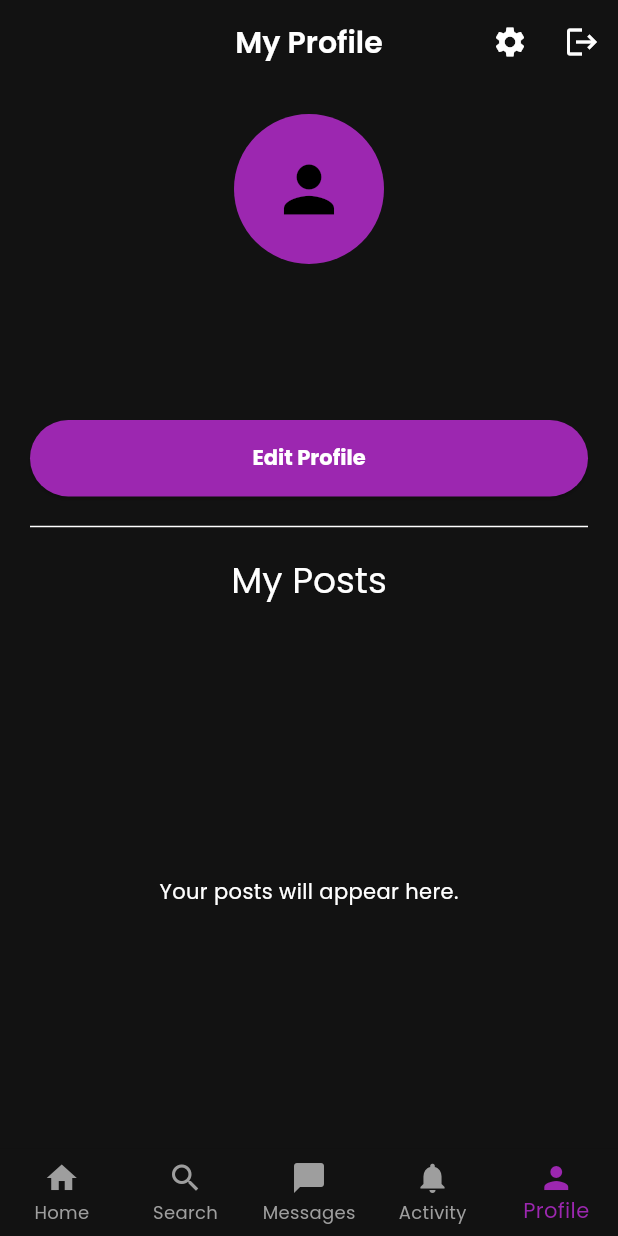
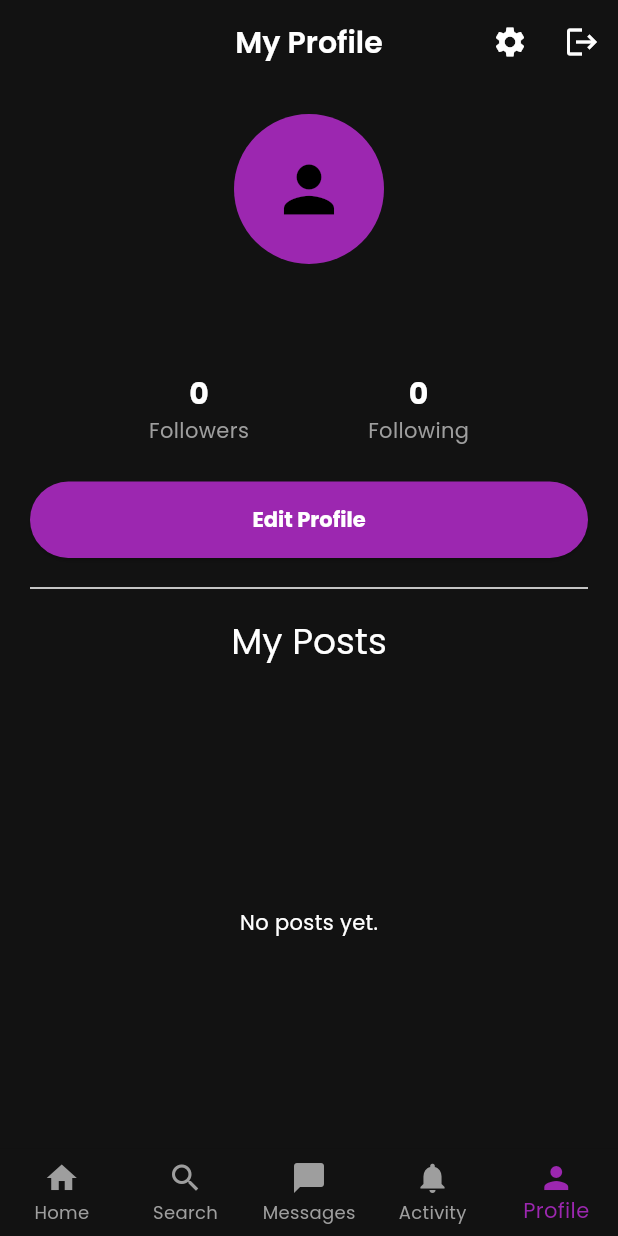
Before and after one commit to Sajeelsahil1/Connect-Social-App, a Flutter app: the screen it shows once a user with an empty profile is signed in, item 5 of the bottom bar chosen, after a tap on the "logout" icon, on a phone screen of 412 x 824 dp. Run offline on Flutter 3.47's test engine with Material 3 defaults, Android fonts, the phone set to English and light mode, and no system bars; our stand-ins replace cloud_firestore, firebase_auth, firebase_core, firebase_messaging, google_fonts, image_picker and 1 more; missing offline and left inert: cloudinary_public; accounts and stored records are empty.

Commit message:
Added User Follow system and fixed Feed navigation

```diff
--- /dev/null
+++ b/lib/follow_service.dart
@@ -0,0 +1,81 @@
+import 'package:cloud_firestore/cloud_firestore.dart';
+import 'package:firebase_auth/firebase_auth.dart';
+
+class FollowService {
+  final FirebaseFirestore _db = FirebaseFirestore.instance;
+  final FirebaseAuth _auth = FirebaseAuth.instance;
+
+  // Follow a user
+  Future<void> followUser(String targetUserId) async {
+    final currentUserId = _auth.currentUser!.uid;
+
+    // 1. Add targetUser to my 'following' collection
+    await _db
+        .collection('users')
+        .doc(currentUserId)
+        .collection('following')
+        .doc(targetUserId)
+        .set({'timestamp': FieldValue.serverTimestamp()});
+
+    // 2. Add me to targetUser's 'followers' collection
+    await _db
+        .collection('users')
+        .doc(targetUserId)
+        .collection('followers')
+        .doc(currentUserId)
+        .set({'timestamp': FieldValue.serverTimestamp()});
+  }
+
+  // Unfollow a user
+  Future<void> unfollowUser(String targetUserId) async {
+    final currentUserId = _auth.currentUser!.uid;
+
+    // 1. Remove targetUser from my 'following' collection
+    await _db
+        .collection('users')
+        .doc(currentUserId)
+        .collection('following')
+        .doc(targetUserId)
+        .delete();
+
+    // 2. Remove me from targetUser's 'followers' collection
+    await _db
+        .collection('users')
+        .doc(targetUserId)
+        .collection('followers')
+        .doc(currentUserId)
+        .delete();
+  }
+
+  // --- NEW: REAL-TIME FOLLOW STATUS ---
+  Stream<bool> isFollowingStream(String targetUserId) {
+    final currentUserId = _auth.currentUser!.uid;
+    return _db
+        .collection('users')
+        .doc(currentUserId)
+        .collection('following')
+        .doc(targetUserId)
+        .snapshots()
+        .map((snapshot) => snapshot.exists);
+  }
+
+  // Get User's Follower Count (Real-time)
+  Stream<int> getFollowerCount(String userId) {
+    return _db
+        .collection('users')
+        .doc(userId)
+        .collection('followers')
+        .snapshots()
+        .map((snapshot) => snapshot.docs.length);
+  }
+
+  // Get User's Following Count (Real-time)
+  Stream<int> getFollowingCount(String userId) {
+    return _db
+        .collection('users')
+        .doc(userId)
+        .collection('following')
+        .snapshots()
+        .map((snapshot) => snapshot.docs.length);
+  }
+}
--- a/lib/profile_screen.dart
+++ b/lib/profile_screen.dart
@@ -2,7 +2,9 @@ import 'package:cloud_firestore/cloud_firestore.dart';
 import 'package:firebase_auth/firebase_auth.dart';
 import 'package:flutter/material.dart';
 import 'package:provider/provider.dart';
+import 'package:social_connect/chat_screen.dart';
 import 'package:social_connect/edit_profile_screen.dart';
+import 'package:social_connect/follow_service.dart';
 import 'package:social_connect/grid_post_tile.dart';
 import 'package:social_connect/post_card.dart';
 import 'package:social_connect/settings_provider.dart';
@@ -10,38 +12,55 @@ import 'package:social_connect/settings_screen.dart';
 import 'package:social_connect/theme.dart';
 
 class ProfileScreen extends StatefulWidget {
-  const ProfileScreen({super.key});
+  final String? uid; // If null, it loads the current logged-in user
+
+  const ProfileScreen({super.key, this.uid});
 
   @override
   State<ProfileScreen> createState() => _ProfileScreenState();
 }
 
 class _ProfileScreenState extends State<ProfileScreen> {
-  final String currentUserId = FirebaseAuth.instance.currentUser!.uid;
-  final User currentUser = FirebaseAuth.instance.currentUser!;
+  late String profileUserId;
+  late bool isMe;
+  final FollowService _followService = FollowService();
 
   @override
   void initState() {
     super.initState();
+    final currentUser = FirebaseAuth.instance.currentUser;
+
+    // 1. Determine whose profile we are looking at
+    if (widget.uid != null && widget.uid != currentUser!.uid) {
+      // Viewing someone else
+      profileUserId = widget.uid!;
+      isMe = false;
+    } else {
+      // Viewing myself
+      profileUserId = currentUser!.uid;
+      isMe = true;
       _checkAndCreateProfile();
     }
+  }
 
+  // Ensure my profile exists in database
   Future<void> _checkAndCreateProfile() async {
     final userDocRef =
-        FirebaseFirestore.instance.collection('users').doc(currentUserId);
+        FirebaseFirestore.instance.collection('users').doc(profileUserId);
     final doc = await userDocRef.get();
 
-    if (!doc.exists) {
+    if (!doc.exists && isMe) {
       try {
+        final currentUser = FirebaseAuth.instance.currentUser!;
         await userDocRef.set({
-          'uid': currentUserId,
+          'uid': profileUserId,
           'name': currentUser.displayName ?? 'New User',
           'bio': '',
           'profilePictureUrl': currentUser.photoURL ?? '',
           'email': currentUser.email ?? '',
         });
       } catch (e) {
-        // Error
+        print("Error creating profile: $e");
       }
     }
   }
@@ -50,11 +69,12 @@ class _ProfileScreenState extends State<ProfileScreen> {
   Widget build(BuildContext context) {
     return Scaffold(
         appBar: AppBar(
-          title: const Text('My Profile'),
+          title: Text(isMe ? 'My Profile' : 'Profile'),
           actions: [
+            // Only show Settings/Logout if it is MY profile
+            if (isMe) ...[
               IconButton(
                 icon: const Icon(Icons.settings),
-              tooltip: 'Settings',
                 onPressed: () {
                   Navigator.of(context).push(MaterialPageRoute(
                     builder: (context) => const SettingsScreen(),
@@ -63,30 +83,31 @@ class _ProfileScreenState extends State<ProfileScreen> {
               ),
               IconButton(
                 icon: const Icon(Icons.logout),
-              tooltip: 'Logout',
                 onPressed: () async {
                   await FirebaseAuth.instance.signOut();
                 },
               ),
+            ]
           ],
         ),
         body: StreamBuilder<DocumentSnapshot>(
           stream: FirebaseFirestore.instance
               .collection('users')
-              .doc(currentUserId)
+              .doc(profileUserId)
               .snapshots(),
           builder: (context, snapshot) {
             if (snapshot.connectionState == ConnectionState.waiting) {
               return const Center(child: CircularProgressIndicator());
             }
             if (!snapshot.hasData || !snapshot.data!.exists) {
-              return const Center(child: Text('Creating profile...'));
+              return const Center(child: Text('User not found'));
             }
 
+            // Get User Data
             Map<String, dynamic> userData =
                 snapshot.data!.data() as Map<String, dynamic>;
             String name = userData['name'] ?? 'No Name';
-            String bio = userData['bio'] ?? 'No Bio';
+            String bio = userData['bio'] ?? '';
             String profilePic = userData['profilePictureUrl'] ?? '';
 
             return NestedScrollView(
@@ -98,6 +119,7 @@ class _ProfileScreenState extends State<ProfileScreen> {
                       child: Column(
                         crossAxisAlignment: CrossAxisAlignment.center,
                         children: [
+                          // 1. Avatar
                           CircleAvatar(
                             radius: 50,
                             backgroundImage: profilePic.isNotEmpty
@@ -108,6 +130,8 @@ class _ProfileScreenState extends State<ProfileScreen> {
                                 : null,
                           ),
                           const SizedBox(height: 16),
+
+                          // 2. Name
                           Text(
                             name,
                             style: Theme.of(context)
@@ -115,6 +139,9 @@ class _ProfileScreenState extends State<ProfileScreen> {
                                 .headlineSmall
                                 ?.copyWith(fontWeight: FontWeight.bold),
                           ),
+
+                          // 3. Bio
+                          if (bio.isNotEmpty) ...[
                             const SizedBox(height: 8),
                             Text(
                               bio,
@@ -124,7 +151,28 @@ class _ProfileScreenState extends State<ProfileScreen> {
                                   ?.copyWith(color: subtitleColor),
                               textAlign: TextAlign.center,
                             ),
+                          ],
                           const SizedBox(height: 24),
+
+                          // 4. STATS ROW (Visible for EVERYONE now)
+                          Row(
+                            mainAxisAlignment: MainAxisAlignment.spaceEvenly,
+                            children: [
+                              _buildStatColumn(
+                                  "Followers",
+                                  _followService
+                                      .getFollowerCount(profileUserId)),
+                              _buildStatColumn(
+                                  "Following",
+                                  _followService
+                                      .getFollowingCount(profileUserId)),
+                            ],
+                          ),
+                          const SizedBox(height: 24),
+
+                          // 5. BUTTONS (Different for Me vs Others)
+                          if (isMe)
+                            // "Edit Profile" for ME
                             SizedBox(
                               width: double.infinity,
                               child: ElevatedButton(
@@ -136,10 +184,68 @@ class _ProfileScreenState extends State<ProfileScreen> {
                                 },
                                 child: const Text('Edit Profile'),
                               ),
+                            )
+                          else
+                            // "Follow" + "Message" for OTHERS
+                            Row(
+                              children: [
+                                // --- REAL-TIME FOLLOW BUTTON ---
+                                Expanded(
+                                  child: StreamBuilder<bool>(
+                                    stream: _followService
+                                        .isFollowingStream(profileUserId),
+                                    builder: (context, followSnapshot) {
+                                      // Default to false if loading
+                                      bool isFollowing =
+                                          followSnapshot.data ?? false;
+
+                                      return ElevatedButton(
+                                        onPressed: () {
+                                          if (isFollowing) {
+                                            _followService
+                                                .unfollowUser(profileUserId);
+                                          } else {
+                                            _followService
+                                                .followUser(profileUserId);
+                                          }
+                                        },
+                                        style: ElevatedButton.styleFrom(
+                                          backgroundColor: isFollowing
+                                              ? Colors.grey[800]
+                                              : Theme.of(context).primaryColor,
+                                          foregroundColor: Colors.white,
                                         ),
+                                        child: Text(isFollowing
+                                            ? "Unfollow"
+                                            : "Follow"),
+                                      );
+                                    },
+                                  ),
+                                ),
+                                const SizedBox(width: 10),
+                                Expanded(
+                                  child: OutlinedButton(
+                                    onPressed: () {
+                                      Navigator.push(
+                                        context,
+                                        MaterialPageRoute(
+                                          builder: (context) => ChatScreen(
+                                            recipientId: profileUserId,
+                                            recipientName: name,
+                                            recipientProfilePic: profilePic,
+                                          ),
+                                        ),
+                                      );
+                                    },
+                                    child: const Text("Message"),
+                                  ),
+                                ),
+                              ],
+                            ),
+
                           const Divider(height: 40),
                           Text(
-                            'My Posts',
+                            isMe ? 'My Posts' : "$name's Posts",
                             style: Theme.of(context).textTheme.headlineSmall,
                           ),
                         ],
@@ -151,20 +257,12 @@ class _ProfileScreenState extends State<ProfileScreen> {
               body: StreamBuilder<QuerySnapshot>(
                 stream: FirebaseFirestore.instance
                     .collection('posts')
-                    .where('uid', isEqualTo: currentUserId)
+                    .where('uid', isEqualTo: profileUserId)
                     .orderBy('timestamp', descending: true)
                     .snapshots(),
                 builder: (context, postSnapshot) {
                   if (postSnapshot.hasError) {
-                    return Center(
-                      child: Padding(
-                        padding: const EdgeInsets.all(20.0),
-                        child: Text(
-                          'Error: ${postSnapshot.error}',
-                          textAlign: TextAlign.center,
-                        ),
-                      ),
-                    );
+                    return Center(child: Text('Error: ${postSnapshot.error}'));
                   }
 
                   if (postSnapshot.connectionState == ConnectionState.waiting) {
@@ -175,7 +273,7 @@ class _ProfileScreenState extends State<ProfileScreen> {
                     return const Center(
                       child: Padding(
                         padding: EdgeInsets.all(16.0),
-                        child: Text('Your posts will appear here.'),
+                        child: Text('No posts yet.'),
                       ),
                     );
                   }
@@ -196,6 +294,7 @@ class _ProfileScreenState extends State<ProfileScreen> {
                             var post = postSnapshot.data!.docs[index];
                             Map<String, dynamic> postData =
                                 post.data() as Map<String, dynamic>;
+                            postData['postId'] = post.id; // Inject ID
 
                             return GridPostTile(postData: postData);
                           },
@@ -212,7 +311,7 @@ class _ProfileScreenState extends State<ProfileScreen> {
 
                           return PostCard(
                             postId: post.id,
-                            uid: currentUserId,
+                            uid: profileUserId,
                             name: name,
                             profilePic: profilePic,
                             postText: postData['postText'] ?? '',
@@ -232,4 +331,25 @@ class _ProfileScreenState extends State<ProfileScreen> {
           },
         ));
   }
+
+  // Helper widget for Stats
+  Widget _buildStatColumn(String label, Stream<int> stream) {
+    return StreamBuilder<int>(
+      stream: stream,
+      builder: (context, snapshot) {
+        return Column(
+          children: [
+            Text(
+              snapshot.hasData ? snapshot.data.toString() : "0",
+              style: const TextStyle(fontSize: 20, fontWeight: FontWeight.bold),
+            ),
+            Text(
+              label,
+              style: TextStyle(color: subtitleColor),
+            ),
+          ],
+        );
+      },
+    );
   }
+}
```
Also changed, not shown: lib/feed_screen.dart (+7 -7 lines). Lines whose indentation alone changed are shown as unchanged.
